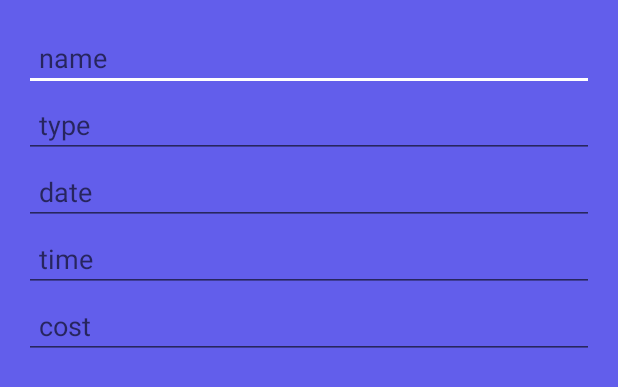
After one commit to perekrist/PartyGO, an Android app: the layout add_event.xml on its own in the app's theme, with its tools: preview values and no code run, on a phone screen of 412 x 824 dp. The commit adds this screen. Shown: the top 387 px of the screen. Run offline under Robolectric (Android 15) with nearby library versions, the phone set to English and light mode, and no system bars.

Commit message:
add new event (not custom)

```diff
--- /dev/null
+++ b/app/src/main/res/layout/add_event.xml
@@ -0,0 +1,54 @@
+<?xml version="1.0" encoding="utf-8"?>
+<LinearLayout xmlns:android="http://schemas.android.com/apk/res/android"
+    android:orientation="vertical" android:layout_width="match_parent"
+    android:id="@+id/alert"
+    android:padding="16dp"
+    android:background="@color/gradient_start"
+    android:layout_height="match_parent">
+
+    <EditText
+        android:id="@+id/event_name"
+        android:hint="name"
+        android:padding="10dp"
+        android:layout_width="match_parent"
+        android:layout_height="wrap_content"
+        />
+
+    <EditText
+        android:id="@+id/event_type"
+        android:hint="type"
+        android:padding="10dp"
+        android:layout_width="match_parent"
+        android:layout_height="wrap_content"
+        />
+
+    <EditText
+        android:id="@+id/event_date"
+        android:hint="date"
+        android:padding="10dp"
+        android:inputType="date"
+        android:layout_width="match_parent"
+        android:layout_height="wrap_content"
+        />
+
+    <EditText
+        android:id="@+id/event_time"
+        android:hint="time"
+        android:padding="10dp"
+        android:inputType="time"
+        android:layout_width="match_parent"
+        android:layout_height="wrap_content"
+        />
+
+    <EditText
+        android:id="@+id/event_cost"
+        android:hint="cost"
+        android:padding="10dp"
+        android:inputType="number"
+        android:layout_width="match_parent"
+        android:layout_height="wrap_content"
+        />
+
+
+
+</LinearLayout>
```
Also changed, not shown: app/src/main/java/com/example/partygo/ui/search/SearchFragment.kt (+49 -1 lines).
